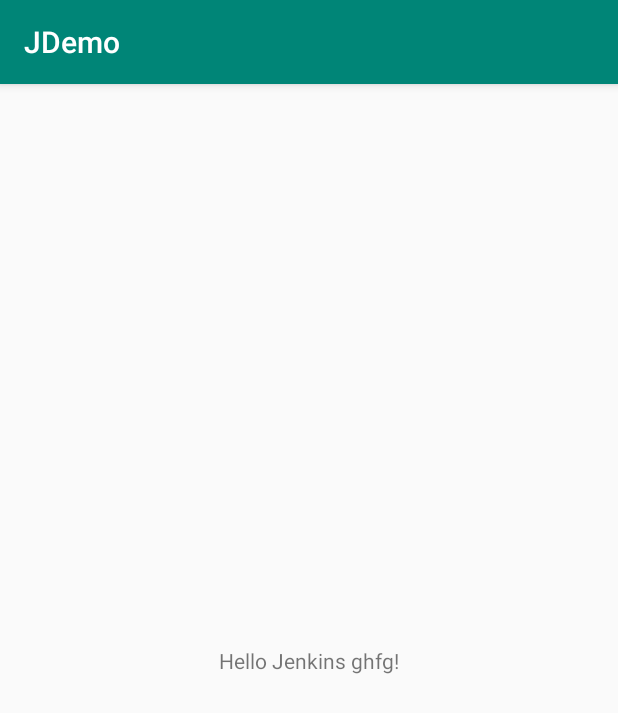
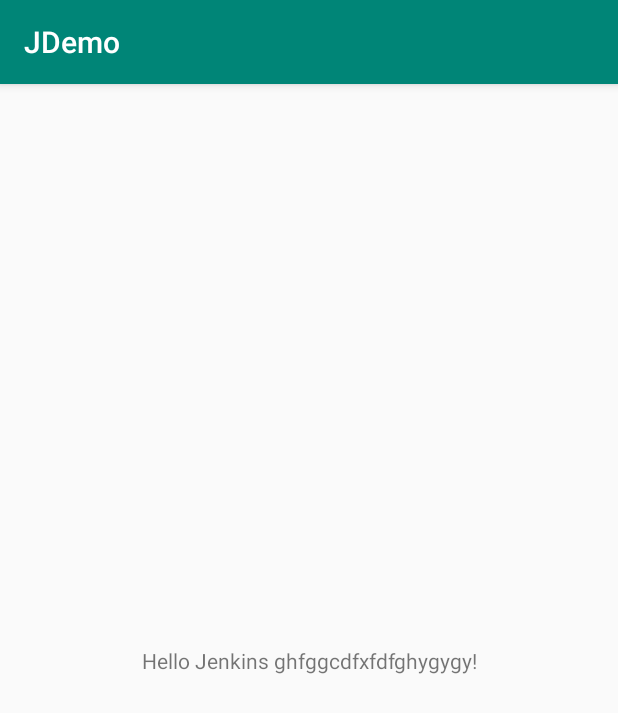
Before and after one commit to KalyaniKurnawal/Jen, an Android app: the screen it shows after launch (MainActivity), on a phone screen of 412 x 824 dp. Shown: the top 713 px of the screen. Run offline under Robolectric (Android 15) with nearby library versions, the phone set to English and light mode, and no system bars.

Commit message:
Commited from Android Studio

```diff
--- a/JDemo/app/src/main/res/layout/activity_main.xml
+++ b/JDemo/app/src/main/res/layout/activity_main.xml
@@ -9,7 +9,7 @@
     <TextView
         android:layout_width="wrap_content"
         android:layout_height="wrap_content"
-        android:text="Hello Jenkins ghfg!"
+        android:text="Hello Jenkins ghfggcdfxfdfghygygy!"
         app:layout_constraintBottom_toBottomOf="parent"
         app:layout_constraintLeft_toLeftOf="parent"
         app:layout_constraintRight_toRightOf="parent"
```
